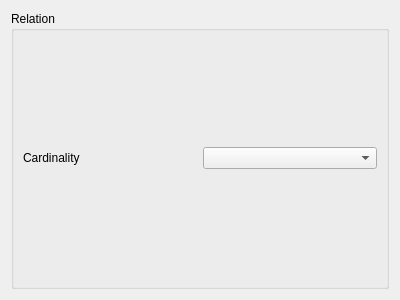
Above: src/ui/qgsattributerelationedit.ui from carsmie/QGIS before the change. Below: the same form after it.
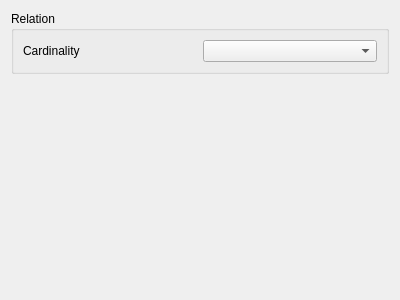
That is the form after the change.

Commit message: some changes in attribute form properties and source data properties changed style of layout, initcode and suppress-combo display read only comment fixed saving of wfs improved layout some tooltips

The edit to the form file:
```diff
--- a/src/ui/qgsattributerelationedit.ui
+++ b/src/ui/qgsattributerelationedit.ui
@@ -13,26 +13,39 @@
   <property name="windowTitle">
    <string>Form</string>
   </property>
-  <layout class="QHBoxLayout" name="horizontalLayout">
-   <item>
+  <layout class="QGridLayout" name="gridLayout">
+   <item row="0" column="0">
     <widget class="QGroupBox" name="groupBox">
      <property name="title">
       <string>Relation</string>
      </property>
-     <layout class="QGridLayout" name="gridLayout">
-      <item row="0" column="0">
+     <layout class="QHBoxLayout" name="horizontalLayout">
+      <item>
        <widget class="QLabel" name="label">
         <property name="text">
          <string>Cardinality</string>
         </property>
        </widget>
       </item>
-      <item row="0" column="1">
+      <item>
        <widget class="QComboBox" name="coCardinality"/>
       </item>
      </layout>
     </widget>
    </item>
+   <item row="1" column="0">
+    <spacer name="verticalSpacer">
+     <property name="orientation">
+      <enum>Qt::Vertical</enum>
+     </property>
+     <property name="sizeHint" stdset="0">
+      <size>
+       <width>20</width>
+       <height>40</height>
+      </size>
+     </property>
+    </spacer>
+   </item>
   </layout>
  </widget>
  <resources/>
```
The commit also changes 12 other files.
